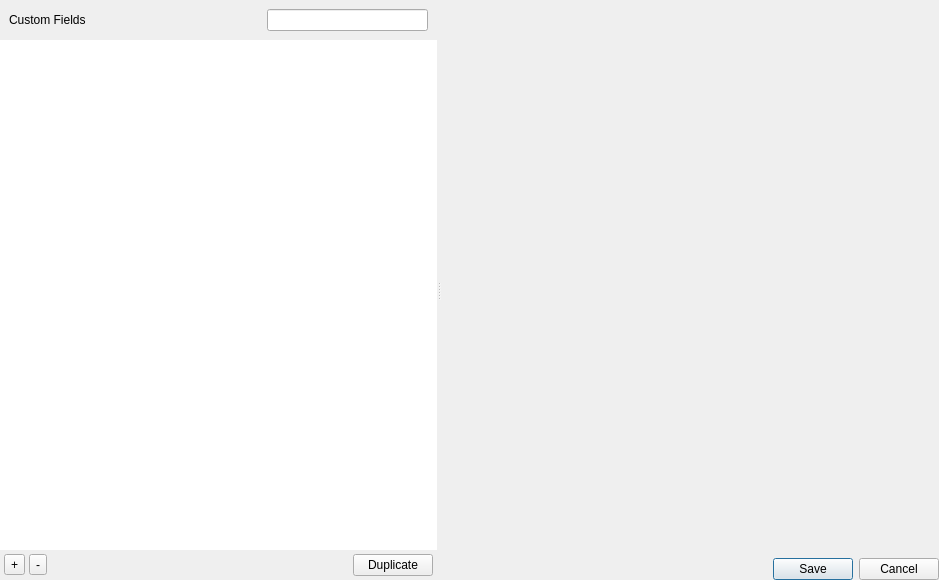
Old version of the form FWAdminLib/CustomFields/CustomFieldsDialog.ui in the repository fw-dev/translations.
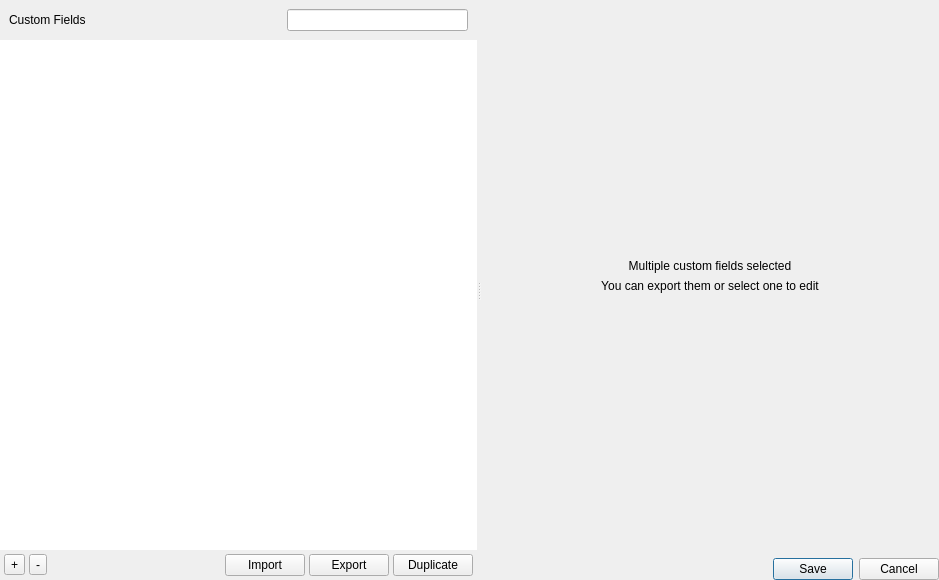
New version of the form. The open tabs and pages were chosen to show the change. Custom widgets are drawn as their Qt base class.

```diff
--- a/FWAdminLib/CustomFields/CustomFieldsDialog.ui
+++ b/FWAdminLib/CustomFields/CustomFieldsDialog.ui
@@ -173,7 +173,21 @@
           </spacer>
          </item>
          <item>
-          <widget class="QPushButton" name="duplicate">
+          <widget class="QPushButton" name="importButton">
+           <property name="text">
+            <string>Import</string>
+           </property>
+          </widget>
+         </item>
+         <item>
+          <widget class="QPushButton" name="exportButton">
+           <property name="text">
+            <string>Export</string>
+           </property>
+          </widget>
+         </item>
+         <item>
+          <widget class="QPushButton" name="duplicateButton">
            <property name="text">
             <string>Duplicate</string>
            </property>
@@ -235,8 +249,8 @@
                <rect>
                 <x>0</x>
                 <y>0</y>
-                <width>425</width>
-                <height>546</height>
+                <width>434</width>
+                <height>536</height>
                </rect>
               </property>
               <layout class="QVBoxLayout" name="verticalLayout_3">
@@ -339,6 +353,62 @@
            </item>
           </layout>
          </widget>
+         <widget class="QWidget" name="multipleSelectedPage">
+          <layout class="QVBoxLayout" name="verticalLayout_7">
+           <item>
+            <spacer name="verticalSpacer_6">
+             <property name="orientation">
+              <enum>Qt::Vertical</enum>
+             </property>
+             <property name="sizeHint" stdset="0">
+              <size>
+               <width>20</width>
+               <height>224</height>
+              </size>
+             </property>
+            </spacer>
+           </item>
+           <item>
+            <widget class="QLabel" name="lSectionMultipleSelected">
+             <property name="text">
+              <string>Multiple custom fields selected</string>
+             </property>
+             <property name="alignment">
+              <set>Qt::AlignCenter</set>
+             </property>
+             <property name="wordWrap">
+              <bool>true</bool>
+             </property>
+            </widget>
+           </item>
+           <item>
+            <widget class="QLabel" name="lTipMultipleSelected">
+             <property name="text">
+              <string>You can export them or select one to edit</string>
+             </property>
+             <property name="alignment">
+              <set>Qt::AlignCenter</set>
+             </property>
+             <property name="wordWrap">
+              <bool>true</bool>
+             </property>
+            </widget>
+           </item>
+           <item>
+            <spacer name="verticalSpacer_7">
+             <property name="orientation">
+              <enum>Qt::Vertical</enum>
+             </property>
+             <property name="sizeHint" stdset="0">
+              <size>
+               <width>20</width>
+               <height>224</height>
+              </size>
+             </property>
+            </spacer>
+           </item>
+          </layout>
+         </widget>
          <widget class="QWidget" name="notFoundPage">
           <layout class="QVBoxLayout" name="verticalLayout_6">
            <item>
```
Left out of the diff: 13 changed lines with no effect on the pictures.
